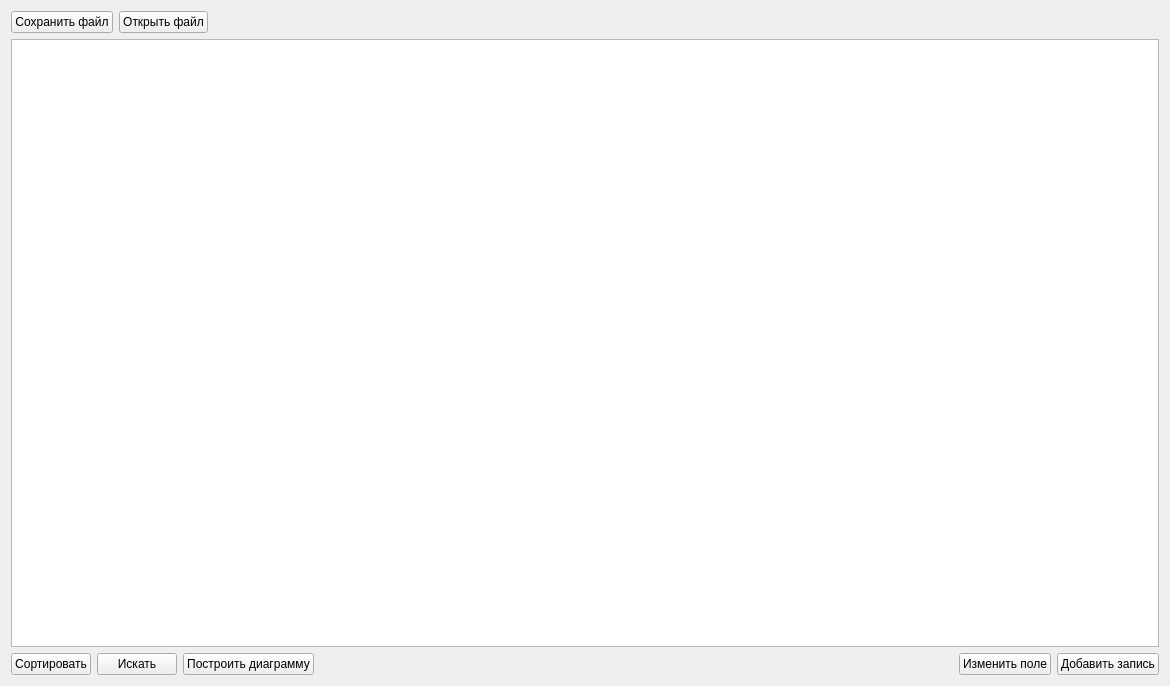
This is widget.ui in d4xDFl0w4r/IntroductoryPracticeSem2 as Qt 5 draws it before an edit. The edited form follows.
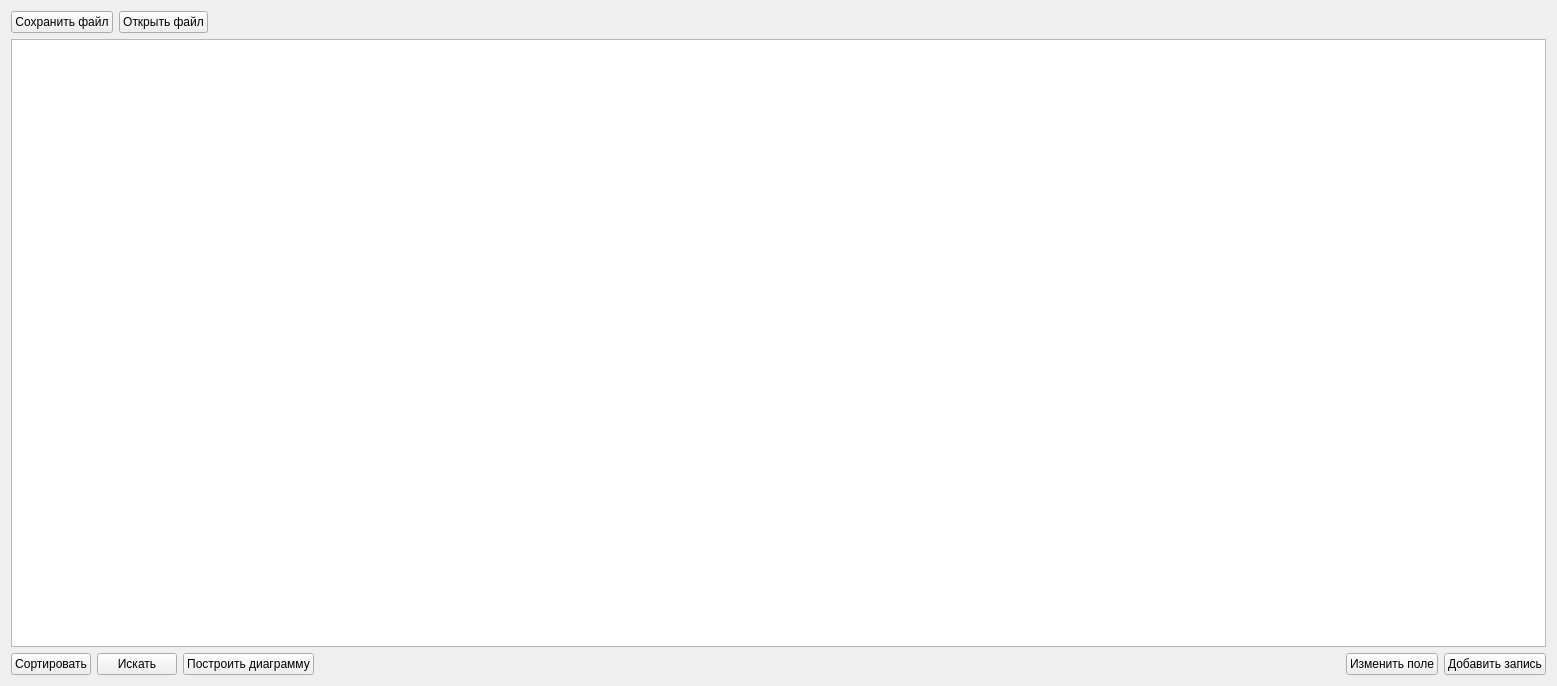
This is the edited form.

```diff
--- a/widget.ui
+++ b/widget.ui
@@ -6,7 +6,7 @@
    <rect>
     <x>0</x>
     <y>0</y>
-    <width>1170</width>
+    <width>1557</width>
     <height>686</height>
    </rect>
   </property>
```
